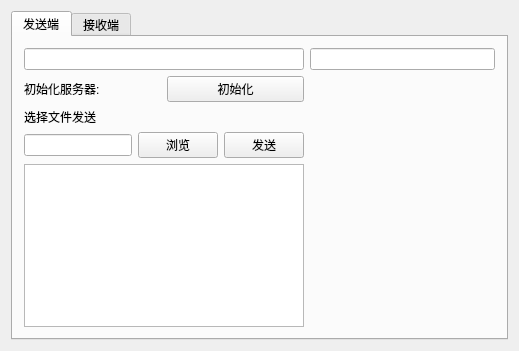
The window that UDT/UDT.ui (LeventureQys/UDT_Service) describes before a commit, drawn with Qt 5.
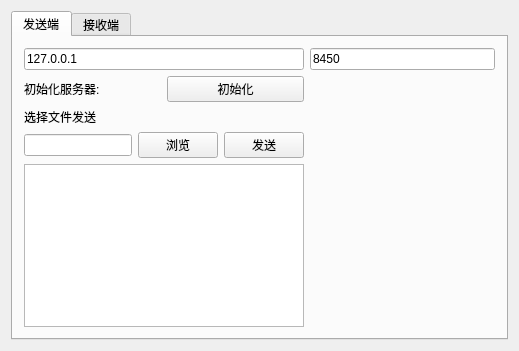
The same window after the commit.

What changed in the file:
```diff
--- a/UDT/UDT.ui
+++ b/UDT/UDT.ui
@@ -79,10 +79,18 @@
          <widget class="QPlainTextEdit" name="text_sender"/>
         </item>
         <item row="0" column="0">
-         <widget class="QLineEdit" name="line_send_ip"/>
+         <widget class="QLineEdit" name="line_send_ip">
+          <property name="text">
+           <string>127.0.0.1</string>
+          </property>
+         </widget>
         </item>
         <item row="0" column="1">
-         <widget class="QLineEdit" name="line_send_port"/>
+         <widget class="QLineEdit" name="line_send_port">
+          <property name="text">
+           <string>8450</string>
+          </property>
+         </widget>
         </item>
        </layout>
       </widget>
```
Left out of the diff: 4 changed lines with no effect on the pictures.
